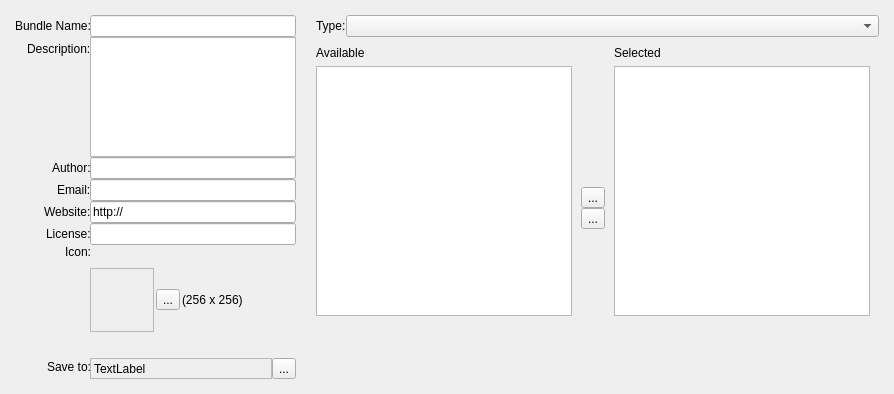
Qt form plugins/extensions/resourcemanager/wdgdlgcreatebundle.ui (KDE/krita) before a commit.
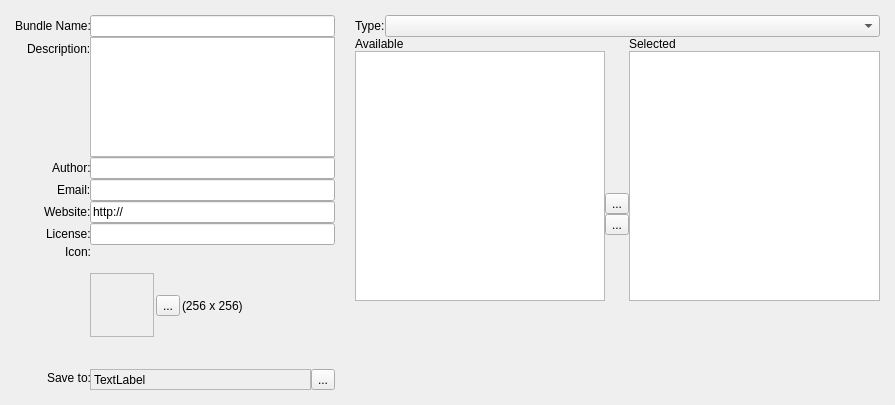
The same form after that commit.

```diff
--- a/plugins/extensions/resourcemanager/wdgdlgcreatebundle.ui
+++ b/plugins/extensions/resourcemanager/wdgdlgcreatebundle.ui
@@ -6,8 +6,8 @@
    <rect>
     <x>0</x>
     <y>0</y>
-    <width>894</width>
-    <height>394</height>
+    <width>895</width>
+    <height>405</height>
    </rect>
   </property>
   <property name="sizePolicy">
@@ -67,13 +67,6 @@
      <item row="1" column="0">
       <layout class="QHBoxLayout" name="horizontalLayout_3">
        <item>
-        <widget class="QWidget" name="wdgAvailablePage">
-         <property name="sizePolicy">
-          <sizepolicy hsizetype="MinimumExpanding" vsizetype="MinimumExpanding">
-           <horstretch>0</horstretch>
-           <verstretch>0</verstretch>
-          </sizepolicy>
-         </property>
          <layout class="QGridLayout" name="gridLayout">
           <property name="leftMargin">
            <number>0</number>
@@ -112,7 +105,6 @@
            </spacer>
           </item>
          </layout>
-        </widget>
        </item>
        <item>
         <layout class="QVBoxLayout" name="verticalLayout">
@@ -159,13 +151,6 @@
         </layout>
        </item>
        <item>
-        <widget class="QWidget" name="wdgSelectedPage">
-         <property name="sizePolicy">
-          <sizepolicy hsizetype="MinimumExpanding" vsizetype="MinimumExpanding">
-           <horstretch>0</horstretch>
-           <verstretch>0</verstretch>
-          </sizepolicy>
-         </property>
          <layout class="QGridLayout" name="gridLayout_2">
           <item row="1" column="0">
            <widget class="QListWidget" name="tableSelected">
@@ -201,7 +186,6 @@
            </spacer>
           </item>
          </layout>
-        </widget>
        </item>
       </layout>
      </item>
```
Left out of the diff: 3 changed lines with no effect on the pictures. Lines whose indentation alone changed are shown as unchanged.
